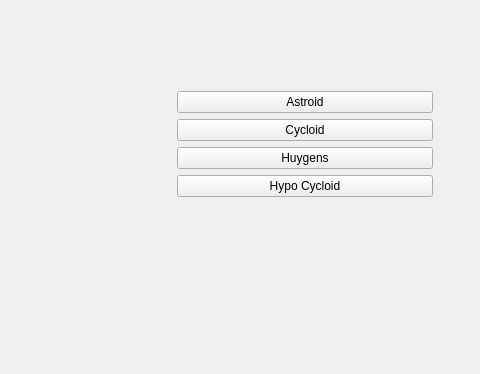
sprouse9/QtCurves2, file mainwindow.ui: the form before one commit; both pictures show x 137 to 617 and y 0 to 374 of the 617 by 483 pixel window.
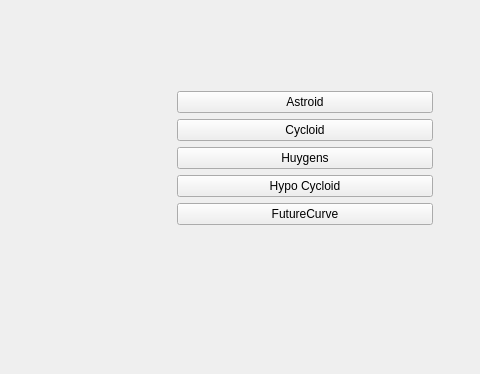
The form after the commit. Custom widgets are drawn as their Qt base class.

Commit message: Added rose pedal curve

The edit to the form file:
```diff
--- a/mainwindow.ui
+++ b/mainwindow.ui
@@ -57,6 +57,13 @@
          </property>
         </widget>
        </item>
+       <item>
+        <widget class="QPushButton" name="btnFutureCurve">
+         <property name="text">
+          <string>FutureCurve</string>
+         </property>
+        </widget>
+       </item>
        <item>
         <spacer name="verticalSpacer">
          <property name="orientation">
```
The commit also changes 3 other files.
